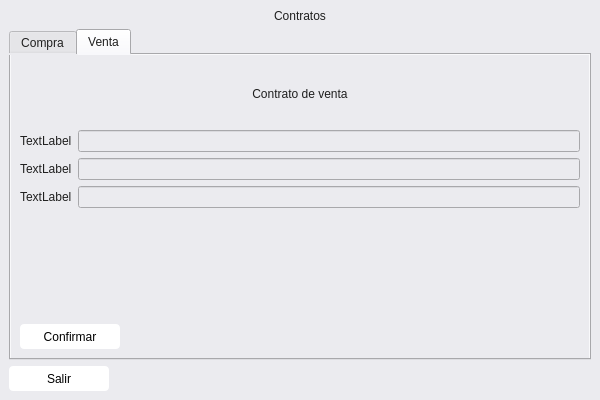
Qt form view/contratosView.ui (donjosh-ua/agencia_inmobiliaria) before a commit.
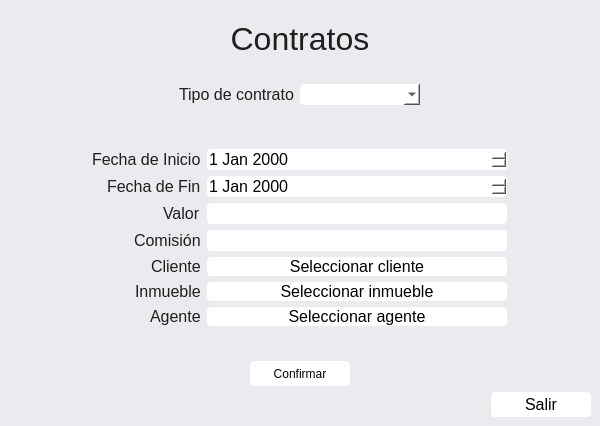
The same form after that commit.

Patch:
```diff
--- a/view/contratosView.ui
+++ b/view/contratosView.ui
@@ -21,6 +21,23 @@
    <layout class="QVBoxLayout" name="verticalLayout">
     <item>
      <widget class="QLabel" name="label">
+      <property name="minimumSize">
+       <size>
+        <width>0</width>
+        <height>60</height>
+       </size>
+      </property>
+      <property name="maximumSize">
+       <size>
+        <width>16777215</width>
+        <height>60</height>
+       </size>
+      </property>
+      <property name="font">
+       <font>
+        <pointsize>24</pointsize>
+       </font>
+      </property>
       <property name="text">
        <string>Contratos</string>
       </property>
@@ -30,169 +47,339 @@
      </widget>
     </item>
     <item>
-     <widget class="QTabWidget" name="tabWidget">
-      <property name="currentIndex">
-       <number>1</number>
+     <spacer name="verticalSpacer">
+      <property name="orientation">
+       <enum>Qt::Vertical</enum>
       </property>
-      <widget class="QWidget" name="tab">
-       <attribute name="title">
-        <string>Compra</string>
-       </attribute>
-       <layout class="QVBoxLayout" name="verticalLayout_3">
-        <item>
-         <widget class="QLabel" name="label_3">
-          <property name="maximumSize">
-           <size>
-            <width>16777215</width>
-            <height>60</height>
-           </size>
-          </property>
-          <property name="text">
-           <string>Contrato de compra</string>
-          </property>
-          <property name="alignment">
-           <set>Qt::AlignCenter</set>
-          </property>
-         </widget>
-        </item>
-        <item>
-         <layout class="QFormLayout" name="formularioCompra">
-          <item row="0" column="0">
-           <widget class="QLabel" name="label_4">
-            <property name="text">
-             <string>TextLabel</string>
-            </property>
-           </widget>
-          </item>
-          <item row="1" column="0">
-           <widget class="QLabel" name="label_5">
-            <property name="text">
-             <string>TextLabel</string>
-            </property>
-           </widget>
-          </item>
-          <item row="2" column="0">
-           <widget class="QLabel" name="label_6">
-            <property name="text">
-             <string>TextLabel</string>
-            </property>
-           </widget>
-          </item>
-          <item row="0" column="1">
-           <widget class="QLineEdit" name="lineEdit"/>
-          </item>
-          <item row="2" column="1">
-           <widget class="QLineEdit" name="lineEdit_2"/>
-          </item>
-          <item row="1" column="1">
-           <widget class="QLineEdit" name="lineEdit_3"/>
-          </item>
-         </layout>
-        </item>
-        <item>
-         <widget class="QPushButton" name="btnComprar">
-          <property name="minimumSize">
-           <size>
-            <width>100</width>
-            <height>25</height>
-           </size>
-          </property>
-          <property name="maximumSize">
-           <size>
-            <width>100</width>
-            <height>25</height>
-           </size>
-          </property>
-          <property name="styleSheet">
-           <string notr="true">QPushButton{
+      <property name="sizeHint" stdset="0">
+       <size>
+        <width>20</width>
+        <height>40</height>
+       </size>
+      </property>
+     </spacer>
+    </item>
+    <item alignment="Qt::AlignHCenter">
+     <widget class="QWidget" name="horizontalWidget" native="true">
+      <layout class="QHBoxLayout" name="horizontalLayout">
+       <item alignment="Qt::AlignHCenter">
+        <widget class="QLabel" name="label_9">
+         <property name="font">
+          <font>
+           <pointsize>12</pointsize>
+          </font>
+         </property>
+         <property name="text">
+          <string>Tipo de contrato</string>
+         </property>
+        </widget>
+       </item>
+       <item>
+        <widget class="QComboBox" name="comboBox">
+         <property name="minimumSize">
+          <size>
+           <width>120</width>
+           <height>0</height>
+          </size>
+         </property>
+         <property name="maximumSize">
+          <size>
+           <width>120</width>
+           <height>16777215</height>
+          </size>
+         </property>
+         <property name="font">
+          <font>
+           <pointsize>12</pointsize>
+          </font>
+         </property>
+         <property name="styleSheet">
+          <string notr="true">QComboBox{
 	color: black;
 	background-color: white;
 	border-radius: 4px;
+}</string>
+         </property>
+        </widget>
+       </item>
+      </layout>
+     </widget>
+    </item>
+    <item>
+     <spacer name="verticalSpacer_2">
+      <property name="orientation">
+       <enum>Qt::Vertical</enum>
+      </property>
+      <property name="sizeType">
+       <enum>QSizePolicy::Fixed</enum>
+      </property>
+      <property name="sizeHint" stdset="0">
+       <size>
+        <width>20</width>
+        <height>20</height>
+       </size>
+      </property>
+     </spacer>
+    </item>
+    <item alignment="Qt::AlignHCenter|Qt::AlignVCenter">
+     <widget class="QWidget" name="formWidget" native="true">
+      <layout class="QFormLayout" name="formLayout_2">
+       <property name="labelAlignment">
+        <set>Qt::AlignRight|Qt::AlignTrailing|Qt::AlignVCenter</set>
+       </property>
+       <item row="0" column="0">
+        <widget class="QLabel" name="label_2">
+         <property name="font">
+          <font>
+           <pointsize>12</pointsize>
+          </font>
+         </property>
+         <property name="text">
+          <string>Fecha de Inicio</string>
+         </property>
+        </widget>
+       </item>
+       <item row="1" column="0">
+        <widget class="QLabel" name="label_3">
+         <property name="font">
+          <font>
+           <pointsize>12</pointsize>
+          </font>
+         </property>
+         <property name="text">
+          <string>Fecha de Fin</string>
+         </property>
+        </widget>
+       </item>
+       <item row="2" column="0">
+        <widget class="QLabel" name="label_4">
+         <property name="font">
+          <font>
+           <pointsize>12</pointsize>
+          </font>
+         </property>
+         <property name="text">
+          <string>Valor</string>
+         </property>
+        </widget>
+       </item>
+       <item row="4" column="0">
+        <widget class="QLabel" name="label_5">
+         <property name="font">
+          <font>
+           <pointsize>12</pointsize>
+          </font>
+         </property>
+         <property name="text">
+          <string>Cliente</string>
+         </property>
+        </widget>
+       </item>
+       <item row="3" column="0">
+        <widget class="QLabel" name="label_6">
+         <property name="font">
+          <font>
+           <pointsize>12</pointsize>
+          </font>
+         </property>
+         <property name="text">
+          <string>Comisión</string>
+         </property>
+        </widget>
+       </item>
+       <item row="5" column="0">
+        <widget class="QLabel" name="label_7">
+         <property name="font">
+          <font>
+           <pointsize>12</pointsize>
+          </font>
+         </property>
+         <property name="text">
+          <string>Inmueble</string>
+         </property>
+        </widget>
+       </item>
+       <item row="6" column="0">
+        <widget class="QLabel" name="label_8">
+         <property name="font">
+          <font>
+           <pointsize>12</pointsize>
+          </font>
+         </property>
+         <property name="text">
+          <string>Agente</string>
+         </property>
+        </widget>
+       </item>
+       <item row="0" column="1">
+        <widget class="QDateEdit" name="dateInicioContrato">
+         <property name="minimumSize">
+          <size>
+           <width>300</width>
+           <height>0</height>
+          </size>
+         </property>
+         <property name="maximumSize">
+          <size>
+           <width>300</width>
+           <height>16777215</height>
+          </size>
+         </property>
+         <property name="font">
+          <font>
+           <pointsize>12</pointsize>
+          </font>
+         </property>
+         <property name="styleSheet">
+          <string notr="true">QDateEdit{
+	color: black;
+	background-color: white;
+	border-radius: 4px;
+}</string>
+         </property>
+        </widget>
+       </item>
+       <item row="1" column="1">
+        <widget class="QDateEdit" name="dateFinContrato">
+         <property name="minimumSize">
+          <size>
+           <width>300</width>
+           <height>0</height>
+          </size>
+         </property>
+         <property name="maximumSize">
+          <size>
+           <width>300</width>
+           <height>16777215</height>
+          </size>
+         </property>
+         <property name="font">
+          <font>
+           <pointsize>12</pointsize>
+          </font>
+         </property>
+         <property name="styleSheet">
+          <string notr="true">QDateEdit{
+	color: black;
+	background-color: white;
+	border-radius: 4px;
+}</string>
+         </property>
+        </widget>
+       </item>
+       <item row="2" column="1">
+        <widget class="QLineEdit" name="txtValor">
+         <property name="minimumSize">
+          <size>
+           <width>300</width>
+           <height>0</height>
+          </size>
+         </property>
+         <property name="maximumSize">
+          <size>
+           <width>300</width>
+           <height>16777215</height>
+          </size>
+         </property>
+         <property name="font">
+          <font>
+           <pointsize>12</pointsize>
+          </font>
+         </property>
+         <property name="styleSheet">
+          <string notr="true">QLineEdit{
+	color: black;
+	background-color: white;
+	border-radius: 4px;
+}</string>
+         </property>
+        </widget>
+       </item>
+       <item row="3" column="1">
+        <widget class="QLineEdit" name="txtComision">
+         <property name="minimumSize">
+          <size>
+           <width>300</width>
+           <height>0</height>
+          </size>
+         </property>
+         <property name="maximumSize">
+          <size>
+           <width>300</width>
+           <height>16777215</height>
+          </size>
+         </property>
+         <property name="font">
+          <font>
+           <pointsize>12</pointsize>
+          </font>
+         </property>
+         <property name="styleSheet">
+          <string notr="true">QLineEdit{
+	color: black;
+	background-color: white;
+	border-radius: 4px;
+}</string>
+         </property>
+        </widget>
+       </item>
+       <item row="4" column="1">
+        <widget class="QPushButton" name="btnEscogerCliente">
+         <property name="minimumSize">
+          <size>
+           <width>300</width>
+           <height>0</height>
+          </size>
+         </property>
+         <property name="maximumSize">
+          <size>
+           <width>300</width>
+           <height>16777215</height>
+          </size>
+         </property>
+         <property name="font">
+          <font>
+           <pointsize>12</pointsize>
+          </font>
+         </property>
+         <property name="styleSheet">
+          <string notr="true">QPushButton{
+	color: black;
+	background-color: white;
+	border-radius: 4px;
 }
 
 QPushButton::hover {
 	background-color: #3081D0;
 	color: white;
 }</string>
-          </property>
-          <property name="text">
-           <string>Confirmar</string>
-          </property>
-         </widget>
-        </item>
-       </layout>
-      </widget>
-      <widget class="QWidget" name="tab_2">
-       <attribute name="title">
-        <string>Venta</string>
-       </attribute>
-       <layout class="QVBoxLayout" name="verticalLayout_2">
-        <item>
-         <widget class="QLabel" name="label_2">
-          <property name="maximumSize">
-           <size>
-            <width>16777215</width>
-            <height>60</height>
-           </size>
-          </property>
-          <property name="text">
-           <string>Contrato de venta</string>
-          </property>
-          <property name="alignment">
-           <set>Qt::AlignCenter</set>
-          </property>
-         </widget>
-        </item>
-        <item>
-         <layout class="QFormLayout" name="formularioVenta">
-          <item row="0" column="0">
-           <widget class="QLabel" name="label_7">
-            <property name="text">
-             <string>TextLabel</string>
-            </property>
-           </widget>
-          </item>
-          <item row="0" column="1">
-           <widget class="QLineEdit" name="lineEdit_5"/>
-          </item>
-          <item row="1" column="0">
-           <widget class="QLabel" name="label_8">
-            <property name="text">
-             <string>TextLabel</string>
-            </property>
-           </widget>
-          </item>
-          <item row="1" column="1">
-           <widget class="QLineEdit" name="lineEdit_4"/>
-          </item>
-          <item row="2" column="0">
-           <widget class="QLabel" name="label_9">
-            <property name="text">
-             <string>TextLabel</string>
-            </property>
-           </widget>
-          </item>
-          <item row="2" column="1">
-           <widget class="QLineEdit" name="lineEdit_6"/>
-          </item>
-         </layout>
-        </item>
-        <item>
-         <widget class="QPushButton" name="btnVender">
-          <property name="minimumSize">
-           <size>
-            <width>100</width>
-            <height>25</height>
-           </size>
-          </property>
-          <property name="maximumSize">
-           <size>
-            <width>100</width>
-            <height>25</height>
-           </size>
-          </property>
-          <property name="styleSheet">
-           <string notr="true">QPushButton{
+         </property>
+         <property name="text">
+          <string>Seleccionar cliente</string>
+         </property>
+        </widget>
+       </item>
+       <item row="5" column="1">
+        <widget class="QPushButton" name="btnEscogerInmueble">
+         <property name="minimumSize">
+          <size>
+           <width>300</width>
+           <height>0</height>
+          </size>
+         </property>
+         <property name="maximumSize">
+          <size>
+           <width>300</width>
+           <height>16777215</height>
+          </size>
+         </property>
+         <property name="font">
+          <font>
+           <pointsize>12</pointsize>
+          </font>
+         </property>
+         <property name="styleSheet">
+          <string notr="true">QPushButton{
 	color: black;
 	background-color: white;
 	border-radius: 4px;
@@ -202,17 +389,112 @@
 	background-color: #3081D0;
 	color: white;
 }</string>
-          </property>
-          <property name="text">
-           <string>Confirmar</string>
-          </property>
-         </widget>
-        </item>
-       </layout>
-      </widget>
+         </property>
+         <property name="text">
+          <string>Seleccionar inmueble</string>
+         </property>
+        </widget>
+       </item>
+       <item row="6" column="1">
+        <widget class="QPushButton" name="btnEscogerAgente">
+         <property name="minimumSize">
+          <size>
+           <width>300</width>
+           <height>0</height>
+          </size>
+         </property>
+         <property name="maximumSize">
+          <size>
+           <width>300</width>
+           <height>16777215</height>
+          </size>
+         </property>
+         <property name="font">
+          <font>
+           <pointsize>12</pointsize>
+          </font>
+         </property>
+         <property name="styleSheet">
+          <string notr="true">QPushButton{
+	color: black;
+	background-color: white;
+	border-radius: 4px;
+}
+
+QPushButton::hover {
+	background-color: #3081D0;
+	color: white;
+}</string>
+         </property>
+         <property name="text">
+          <string>Seleccionar agente</string>
+         </property>
+        </widget>
+       </item>
+      </layout>
      </widget>
     </item>
     <item>
+     <spacer name="verticalSpacer_3">
+      <property name="orientation">
+       <enum>Qt::Vertical</enum>
+      </property>
+      <property name="sizeType">
+       <enum>QSizePolicy::Fixed</enum>
+      </property>
+      <property name="sizeHint" stdset="0">
+       <size>
+        <width>20</width>
+        <height>20</height>
+       </size>
+      </property>
+     </spacer>
+    </item>
+    <item alignment="Qt::AlignHCenter">
+     <widget class="QPushButton" name="btnConfirmar">
+      <property name="minimumSize">
+       <size>
+        <width>100</width>
+        <height>25</height>
+       </size>
+      </property>
+      <property name="maximumSize">
+       <size>
+        <width>100</width>
+        <height>25</height>
+       </size>
+      </property>
+      <property name="styleSheet">
+       <string notr="true">QPushButton{
+	color: black;
+	background-color: white;
+	border-radius: 4px;
+}
+
+QPushButton::hover {
+	background-color: #3081D0;
+	color: white;
+}</string>
+      </property>
+      <property name="text">
+       <string>Confirmar</string>
+      </property>
+     </widget>
+    </item>
+    <item>
+     <spacer name="verticalSpacer_4">
+      <property name="orientation">
+       <enum>Qt::Vertical</enum>
+      </property>
+      <property name="sizeHint" stdset="0">
+       <size>
+        <width>20</width>
+        <height>40</height>
+       </size>
+      </property>
+     </spacer>
+    </item>
+    <item alignment="Qt::AlignRight">
      <widget class="QPushButton" name="btnSalir">
       <property name="minimumSize">
        <size>
@@ -226,6 +508,11 @@
         <height>25</height>
        </size>
       </property>
+      <property name="font">
+       <font>
+        <pointsize>12</pointsize>
+       </font>
+      </property>
       <property name="styleSheet">
        <string notr="true">QPushButton{
 	color: black;
```
